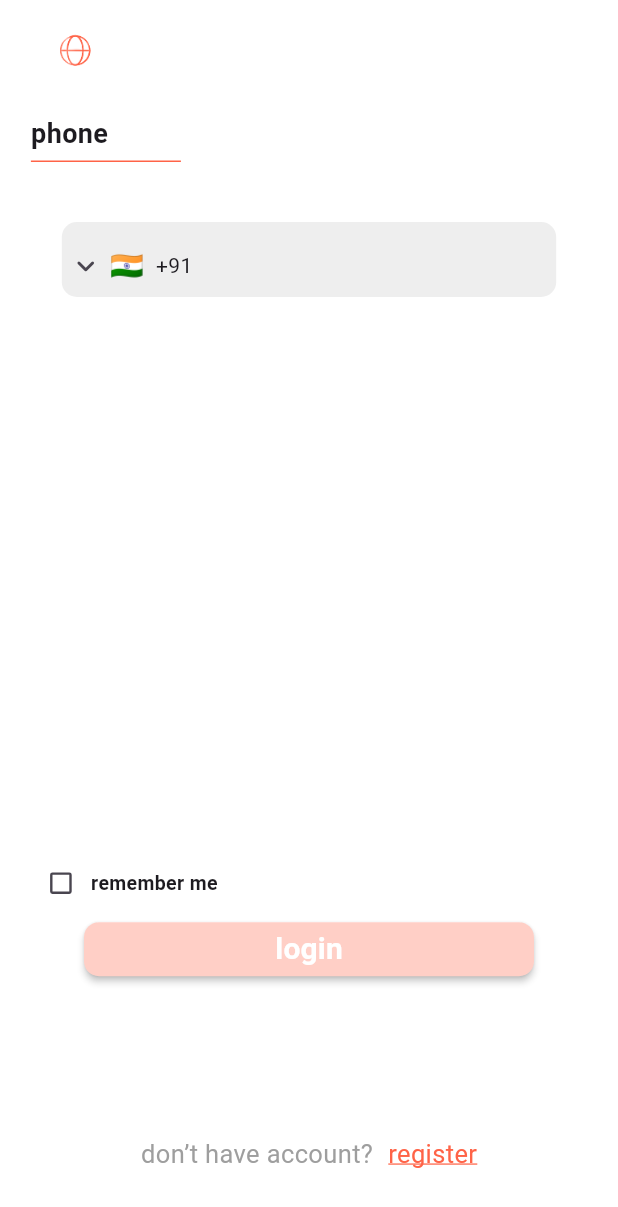
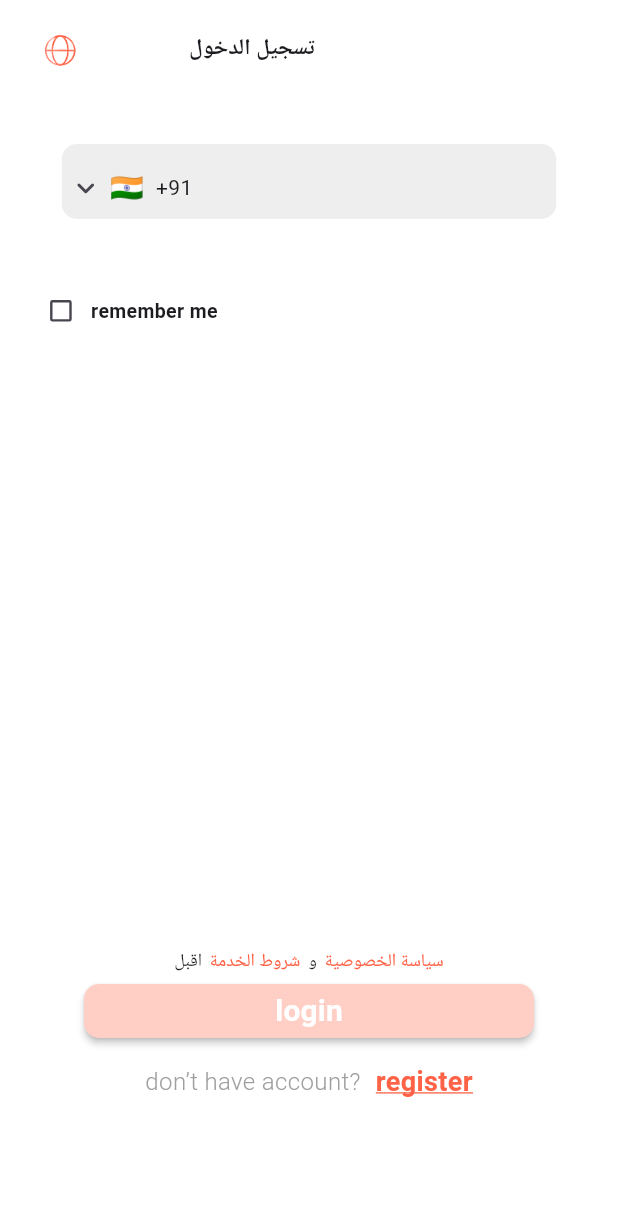
Before and after one commit to wogoodwael/sudia_events, a Flutter app: the LoginScreen screen opened directly, on a phone screen of 412 x 824 dp. Shown: the top 1207 px of the screen. Run offline on Flutter 3.47's test engine with Material 3 defaults, Android fonts, the light colour scheme and no system bars; drawn by our look-alikes of intl_phone_field; our stand-ins replace bloc, carousel_slider, cloud_firestore, easy_localization, easy_stepper, firebase_auth and 14 more; missing offline and left inert: multi_image_picker_plus, otp_pin_field, search_map_location, solid_bottom_sheet; accounts and stored records are empty.

Commit message:
onBoarding,login,signUp

```diff
--- a/assets/translations/ar.json
+++ b/assets/translations/ar.json
@@ -1,6 +1,6 @@
 {
-    "login":"تسجيل الدخول",
-    "signup":"انشاء حساب",
+    "login":"التالي",
+    "signup":"تسجيل جديد",
     "remember":"تذكرني",
     "donthave":"ليس لديك حساب؟",
     "have":"لديك حساب بالفعل؟",
--- a/lib/presentation/screens/Auth/login.dart
+++ b/lib/presentation/screens/Auth/login.dart
@@ -4,6 +4,7 @@ import 'package:easy_localization/easy_localization.dart' as easy;
 import 'package:flutter/cupertino.dart';
 import 'package:flutter/material.dart';
 import 'package:flutter/widgets.dart';
+import 'package:google_fonts/google_fonts.dart';
 import 'package:intl_phone_field/intl_phone_field.dart';
 import 'package:provider/provider.dart';
 import 'package:sudia_events/core/helper/language_provider.dart';
@@ -43,9 +44,6 @@ class _LoginScreenState extends State<LoginScreen> {
           automaticallyImplyLeading: false,
           title: Row(
             children: [
-              SizedBox(
-                width: 10,
-              ),
               Padding(
                 padding: EdgeInsets.only(top: 25),
                 child: GestureDetector(
@@ -87,7 +85,15 @@ class _LoginScreenState extends State<LoginScreen> {
                     color: primary,
                   ),
                 ),
-              )
+              ),
+              Padding(
+                padding: const EdgeInsets.only(top: 10.0, left: 20, right: 20),
+                child: Text(
+                  "تسجيل الدخول",
+                  style: GoogleFonts.roboto(
+                      fontWeight: FontWeight.w700, fontSize: 15),
+                ),
+              ),
             ],
           )),
       backgroundColor: Colors.white,
@@ -95,9 +101,7 @@ class _LoginScreenState extends State<LoginScreen> {
         builder: (BuildContext context, LanguageProvider value, Widget? child) {
           return Column(
             children: [
-              register
-                  ? RegisterScreen()
-                  : Expanded(
+              Expanded(
                 flex: 6,
                 child: Container(
                   width: .9 * mediawidth(context),
@@ -105,24 +109,6 @@ class _LoginScreenState extends State<LoginScreen> {
                     child: Column(
                       crossAxisAlignment: CrossAxisAlignment.start,
                       children: [
-                              Container(
-                                width: 100,
-                                height:
-                                    52, // Increase height to account for border
-
-                                child: Padding(
-                                  padding: EdgeInsets.only(top: 20.0),
-                                  child: Text(
-                                    'phone'.tr(),
-                                    style: TextStyle(
-                                        fontWeight: FontWeight.bold,
-                                        fontSize: 18),
-                                  ),
-                                ),
-                                decoration: const BoxDecoration(
-                                    border: Border(
-                                        bottom: BorderSide(color: primary))),
-                              ),
                         const SizedBox(
                           height: 40,
                         ),
@@ -139,8 +125,13 @@ class _LoginScreenState extends State<LoginScreen> {
                                   top: .01 * mediaheight(context)),
                               child: IntlPhoneField(
                                 controller: phoneE,
-                                      dropdownIcon: Icon(
-                                          Icons.keyboard_arrow_down_rounded),
+                                onSubmitted: (p0) {
+                                  setState(() {
+                                    phoneE;
+                                  });
+                                },
+                                dropdownIcon:
+                                    Icon(Icons.keyboard_arrow_down_rounded),
                                 decoration: InputDecoration(
                                   contentPadding:
                                       EdgeInsets.only(top: 5, left: 10),
@@ -148,8 +139,7 @@ class _LoginScreenState extends State<LoginScreen> {
                                   counterText: "",
                                   errorStyle: TextStyle(
                                       fontSize: 0,
-                                            height:
-                                                0), // This hides the error text
+                                      height: 0), // This hides the error text
                                 ),
                                 initialCountryCode: 'IN',
                                 onChanged: (phone) {
@@ -162,7 +152,7 @@ class _LoginScreenState extends State<LoginScreen> {
                           ),
                         ),
                         SizedBox(
-                                height: .45 * mediaheight(context),
+                          height: .05 * mediaheight(context),
                         ),
                         Row(
                           children: [
@@ -183,18 +173,67 @@ class _LoginScreenState extends State<LoginScreen> {
                             Text(
                               'remember'.tr(),
                               style: TextStyle(
-                                        fontSize: 13,
-                                        fontWeight: FontWeight.bold),
+                                  fontSize: 13, fontWeight: FontWeight.bold),
                             ),
+                          ],
+                        ),
+                      ],
+                    ),
+                  ),
+                ),
+              ),
+              Expanded(
+                  flex: 2,
+                  child: Container(
+                    child: SingleChildScrollView(
+                      child: Column(
+                        children: [
+                          Row(
+                            mainAxisAlignment: MainAxisAlignment.center,
+                            children: [
+                              Text(
+                                "اقبل",
+                                style: GoogleFonts.roboto(
+                                    fontSize: 12, fontWeight: FontWeight.w400),
+                              ),
+                              SizedBox(
+                                width: 5,
+                              ),
+                              Text(
+                                "شروط الخدمة",
+                                style: GoogleFonts.roboto(
+                                    color: primary,
+                                    fontSize: 12,
+                                    fontWeight: FontWeight.w400),
+                              ),
+                              SizedBox(
+                                width: 2,
+                              ),
+                              Text(
+                                " و ",
+                                style: GoogleFonts.roboto(
+                                    fontSize: 12, fontWeight: FontWeight.w400),
+                              ),
+                              SizedBox(
+                                width: 2,
+                              ),
+                              Text(
+                                "سياسة الخصوصية",
+                                style: GoogleFonts.roboto(
+                                    color: primary,
+                                    fontSize: 12,
+                                    fontWeight: FontWeight.w400),
+                              )
                             ],
                           ),
                           Center(
                             child: MaterialButton(
                               shape: RoundedRectangleBorder(
                                   borderRadius: BorderRadius.circular(10)),
-                                  color: remember ? primary : secondary,
+                              color:
+                                  phoneE.text.isNotEmpty ? primary : secondary,
                               minWidth: 300,
-                                  onPressed: remember
+                              onPressed: phoneE.text.isNotEmpty
                                   ? () async {
                                       Api().login(
                                           context,
@@ -222,40 +261,43 @@ class _LoginScreenState extends State<LoginScreen> {
                                     ),
                             ),
                           ),
-                            ],
+                          SizedBox(
+                            height: 10,
                           ),
-                        ),
-                      ),
-                    ),
-              Expanded(
-                  flex: 1,
-                  child: Container(
-                    child: Row(
+                          Row(
                             mainAxisAlignment: MainAxisAlignment.center,
                             children: [
                               Text(
                                 register ? "have".tr() : "donthave".tr(),
-                          style: TextStyle(color: Colors.grey, fontSize: 17),
+                                style: GoogleFonts.roboto(
+                                    color: Colors.grey,
+                                    fontSize: 16,
+                                    fontWeight: FontWeight.w300),
                               ),
                               SizedBox(
                                 width: 10,
                               ),
                               GestureDetector(
                                 onTap: () {
-                            setState(() {
-                              register = !register;
-                            });
+                                  Navigator.pushReplacement(
+                                      context,
+                                      MaterialPageRoute(
+                                          builder: (_) => RegisterScreen()));
                                 },
                                 child: Text(
                                   register ? "login".tr() : "signup".tr(),
-                            style: TextStyle(
+                                  style: GoogleFonts.roboto(
                                       decoration: TextDecoration.underline,
                                       decorationColor: primary,
+                                      fontWeight: FontWeight.w600,
                                       color: primary,
-                                fontSize: 17),
+                                      fontSize: 18),
                                 ),
                               )
                             ],
+                          ),
+                        ],
+                      ),
                     ),
                   ))
             ],
--- a/lib/presentation/screens/Auth/verify.dart
+++ b/lib/presentation/screens/Auth/verify.dart
@@ -20,11 +20,12 @@ class VerifyScreen extends StatefulWidget {
     required this.verificationId,
     required this.phone,
     this.email,
-    this.register,
+    this.register,  this.name,
   }) : super(key: key);
 
   final String verificationId;
   final String phone;
+ String ?name;
   String? email;
   bool? register;
 
@@ -249,7 +250,7 @@ class _VerifyScreenState extends State<VerifyScreen> {
 
                               widget.register!
                                   ? await api.saveUserDataToFirestore(
-                                      uid, widget.email ?? '', widget.phone)
+                                      uid, widget.email ?? '', widget.phone, widget.name??"")
                                   : print('login UID $uid');
 
                               // Request location permission and fetch location
```
Also changed, not shown: lib/data/services/api.dart (+5 -2 lines), lib/presentation/screens/Auth/register.dart (+149 -83 lines), lib/presentation/screens/onBoarding/on_boarding.dart (+49 -19 lines). Lines whose indentation alone changed are shown as unchanged.
